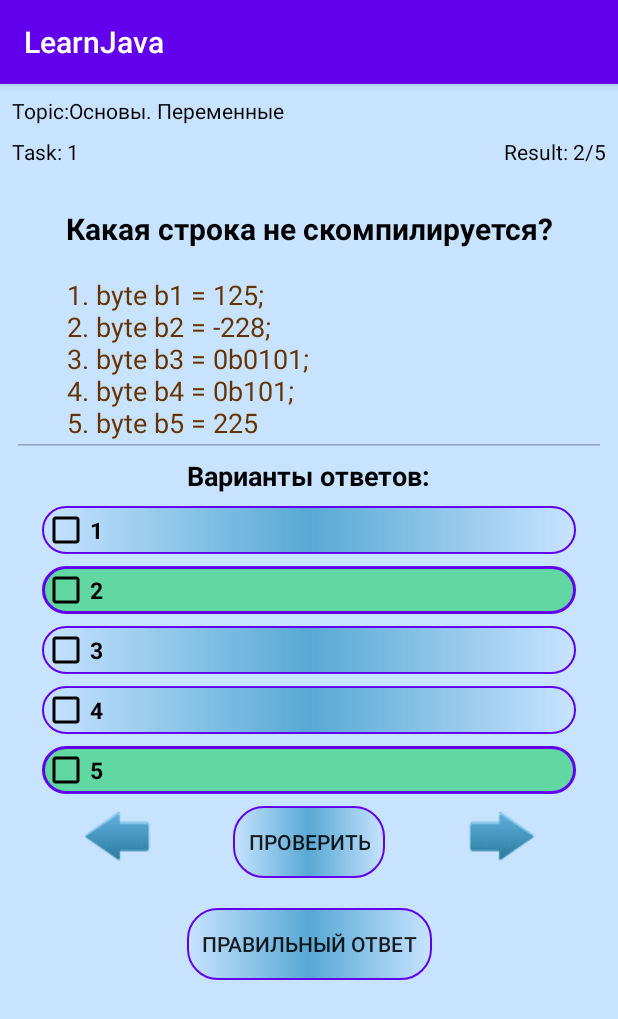
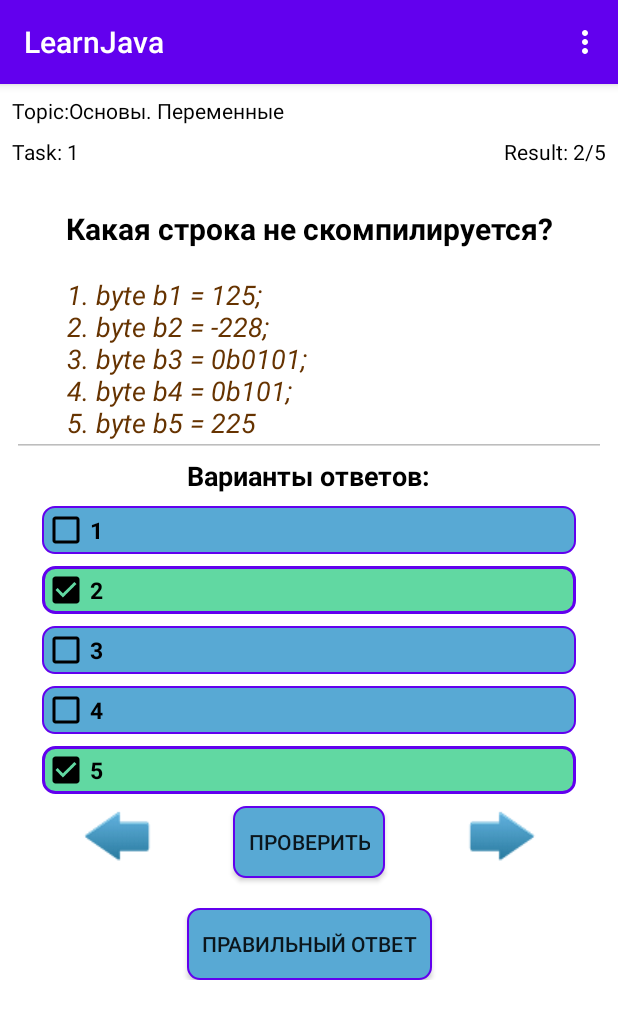
Before and after one commit to HeavyMetal77/LearnJava, an Android app: the screen it shows after launch (TaskActivity), after a tap on "ПРАВИЛЬНЫЙ ОТВЕТ", on a phone screen of 412 x 824 dp. Shown: the top 1019 px of the screen. Run offline under Robolectric (Android 15) with nearby library versions, the phone set to English and light mode, and no system bars; 1 other tap on this screen came first.

Commit message:
add OptionsMenu, invisible checkboxes, save solved task, comments

```diff
--- a/app/src/main/java/ua/tarastom/learnjava/TaskActivity.java
+++ b/app/src/main/java/ua/tarastom/learnjava/TaskActivity.java
@@ -1,12 +1,16 @@
 package ua.tarastom.learnjava;
 
 import android.os.Bundle;
+import android.view.Menu;
+import android.view.MenuInflater;
+import android.view.MenuItem;
 import android.view.View;
 import android.widget.Button;
 import android.widget.CheckBox;
 import android.widget.TextView;
 import android.widget.Toast;
 
+import androidx.annotation.NonNull;
 import androidx.appcompat.app.AppCompatActivity;
 
 import java.util.ArrayList;
@@ -28,10 +32,22 @@ public class TaskActivity extends AppCompatActivity {
     private Button buttonShowRightAnswer;
 
     @Override
+    public boolean onCreateOptionsMenu(Menu menu) {
+        MenuInflater menuInflater = getMenuInflater();
+        menuInflater.inflate(R.menu.main_menu, menu);
+        return super.onCreateOptionsMenu(menu);
+    }
+
+    @Override
+    public boolean onOptionsItemSelected(@NonNull MenuItem item) {
+
+        return super.onOptionsItemSelected(item);
+    }
+
+    @Override
     protected void onCreate(Bundle savedInstanceState) {
         super.onCreate(savedInstanceState);
         setContentView(R.layout.activity_task);
-
 
         textViewTopic = findViewById(R.id.textViewLabelTopic);
         textViewLabelTask = findViewById(R.id.textViewLabelTask);
@@ -80,21 +96,17 @@ public class TaskActivity extends AppCompatActivity {
                         "       4. byte b4 = 0b101;\n" +
                         "       5. byte b5 = 225",
                 listAllAnswer,
-                listRightAnswer);
+                listRightAnswer, false);
         taskList.add(task1);
         ArrayList<String> listAllAnswer2 = new ArrayList<>();
         listAllAnswer2.add("5");
         listAllAnswer2.add("4");
         listAllAnswer2.add("3");
-        listAllAnswer2.add("2");
-        listAllAnswer2.add("1");
 
         ArrayList<Boolean> listRightAnswer2 = new ArrayList<>();
         listRightAnswer2.add(false);
         listRightAnswer2.add(false);
         listRightAnswer2.add(true);
-        listRightAnswer2.add(true);
-        listRightAnswer2.add(false);
 
         Task task2 = new Task(2, "Какая строка не скомпилируется?",
                 "       1. int i1 = 10;\n" +
@@ -102,42 +114,62 @@ public class TaskActivity extends AppCompatActivity {
                         "       3. int i3 = _1000_000_000;\n" +
                         "       4. int i4 = 1_0_00_00_0_000;\n" +
                         "       5. int i5 = 10_000_000_000;",
-                listAllAnswer,
-                listRightAnswer2);
+                listAllAnswer2,
+                listRightAnswer2, false);
         taskList.add(task2);
     }
 
+    //генерація наступного завдання
     public void generateNextTask(int idTask) {
+        for (CheckBox checkBox : checkBoxList) {
+            checkBox.setVisibility(View.VISIBLE); //всі чекбокси роблю видимими
+        }
         textViewTopic.setText(getResources().getString(R.string.topic_label) + topic.getNameTopic() + ". " + topic.getNameSubTopic());
         textViewLabelTask.setText(getResources().getString(R.string.task_label) + " " + taskList.get(idTask).getIdTask());
         textLabelResultTask.setText(getResources().getText(R.string.result) + " 2/5");
         textViewQuestion.setText(taskList.get(idTask).getQuestion());
         editTextTextMultiLine.setText(taskList.get(idTask).getTaskStr());
-        for (int i = 0; i < checkBoxList.size(); i++) {
+        int answerListSize = taskList.get(idTask).getAllAnswersList().size();
+        for (int i = 0; i < answerListSize; i++) {
             checkBoxList.get(i).setText(taskList.get(idTask).getAllAnswersList().get(i));
             checkBoxList.get(i).setChecked(false);
             checkBoxList.get(i).setBackground(getResources().getDrawable(R.drawable.style_btn_blue, getTheme()));
         }
+        //встановлюю кількість видимих чекбоксів, в залежності від кількості відповідей
+        int unusedCheckBoxes = checkBoxList.size() - answerListSize;
+        for (int i = checkBoxList.size() - 1; i >= checkBoxList.size() - unusedCheckBoxes; i--) {
+            checkBoxList.get(i).setVisibility(View.INVISIBLE); //лишні чекбокси роблю невидимими
+        }
+        //якщо завдання вже вирішувалось - показую правильні відповіді
+        if (taskList.get(idTask).isResolved()) {
+            showRightAnswer();
+        }
     }
 
+    //метод онклік для наступного завдання
     public void goNextTask(View view) {
         if (idTask < taskList.size() - 1) {
             idTask += 1;
             generateNextTask(idTask);
+            buttonShowRightAnswer.setVisibility(View.INVISIBLE);
         }
     }
 
+    //метод онклік для попереднього завдання
     public void goPreviousTask(View view) {
         if (idTask > 0) {
             idTask -= 1;
             generateNextTask(idTask);
+            buttonShowRightAnswer.setVisibility(View.INVISIBLE);
         }
     }
 
+    //метод онклік для перевірки правильності відповіді
     public void checkRightAnswer(View view) {
         isRightAnswers(idTask);
     }
 
+    //перевірка правильності відповіді
     private void isRightAnswers(int i) {
         List<Boolean> rightAnswers = taskList.get(i).getRightAnswers();
         boolean choiceRightAnswer = true;
@@ -149,32 +181,39 @@ public class TaskActivity extends AppCompatActivity {
         if (choiceRightAnswer) {
             showRightAnswer();
             Toast.makeText(this, "Правильно!", Toast.LENGTH_SHORT).show();
+            taskList.get(idTask).setResolved(true); //встановити флаг чи вирішена задача
         } else {
             Toast.makeText(this, "Не правильно!", Toast.LENGTH_SHORT).show();
-            buttonShowRightAnswer.setVisibility(View.VISIBLE);
+            buttonShowRightAnswer.setVisibility(View.VISIBLE); //показати кнопку правильної відповіді
         }
     }
 
+    //метод для перевірки правильності відповіді
     public void showRightAnswer() {
         for (int i = 0; i < taskList.get(idTask).getAllAnswersList().size(); i++) {
             Boolean aBoolean = taskList.get(idTask).getRightAnswers().get(i);
             if (aBoolean) {
                 checkBoxList.get(i).setBackground(getResources().getDrawable(R.drawable.style_checkbox_green, getTheme())); ///
-
+                checkBoxList.get(i).setChecked(true);
             } else {
                 if (checkBoxList.get(i).isChecked()) {
                     checkBoxList.get(i).setBackground(getResources().getDrawable(R.drawable.style_checkbox_red, getTheme())); ///
+                    checkBoxList.get(i).setChecked(false);
                 } else {
                     checkBoxList.get(i).setBackground(getResources().getDrawable(R.drawable.style_btn_blue, getTheme()));
+                    checkBoxList.get(i).setChecked(false);
                 }
             }
         }
+        taskList.get(idTask).setResolved(true); //встановити флаг чи вирішена задача
     }
 
+    //метод онклік для перевірки правильності відповіді
     public void showRightAnswer(View view) {
         showRightAnswer();
     }
 
+    //метод онклік для зміни фону вибраного чекбокса
     public void onClickCheckBox(View view) {
         CheckBox checkBox = (CheckBox) view;
         if (checkBox.isChecked()) {
--- a/app/src/main/java/ua/tarastom/learnjava/data/Task.java
+++ b/app/src/main/java/ua/tarastom/learnjava/data/Task.java
@@ -8,13 +8,15 @@ public class Task {
     private String taskStr; //суть завдання
     private List<String> allAnswersList; //всі відповіді
     private List<Boolean> rightAnswers; //правильні відповіді
+    private boolean isResolved; //чи вирішена задача
 
-    public Task(int idTask, String question, String taskStr, List<String> allAnswersList, List<Boolean> rightAnswers) {
+    public Task(int idTask, String question, String taskStr, List<String> allAnswersList, List<Boolean> rightAnswers, boolean isResolved) {
         this.idTask = idTask;
         this.question = question;
         this.taskStr = taskStr;
         this.allAnswersList = allAnswersList;
         this.rightAnswers = rightAnswers;
+        this.isResolved = isResolved;
     }
 
     public String getTaskStr() {
@@ -56,4 +58,12 @@ public class Task {
     public void setIdTask(int idTask) {
         this.idTask = idTask;
     }
+
+    public boolean isResolved() {
+        return isResolved;
+    }
+
+    public void setResolved(boolean resolved) {
+        isResolved = resolved;
+    }
 }
--- a/app/src/main/res/drawable/style_btn_blue.xml
+++ b/app/src/main/res/drawable/style_btn_blue.xml
@@ -1,7 +1,8 @@
 <?xml version="1.0" encoding="utf-8"?>
 <shape xmlns:android="http://schemas.android.com/apk/res/android">
-    <corners android:radius="20dp" />
-    <gradient android:centerColor="@color/colorButton" />
+    <corners android:radius="8dp" />
+<!--    <gradient android:centerColor="@color/colorButton" />-->
+    <solid android:color="@color/colorButton" />
     <stroke android:width="1dp" />
     <stroke android:color="@color/colorPrimary"/>
 </shape>
--- a/app/src/main/res/drawable/style_btn_white.xml
+++ b/app/src/main/res/drawable/style_btn_white.xml
@@ -1,6 +1,6 @@
 <?xml version="1.0" encoding="utf-8"?>
 <shape xmlns:android="http://schemas.android.com/apk/res/android">
-    <corners android:radius="20dp" />
+    <corners android:radius="8dp" />
     <stroke android:width="2dp" />
     <solid android:color="@color/colorWhite" />
 </shape>
--- a/app/src/main/res/drawable/style_checkbox_green.xml
+++ b/app/src/main/res/drawable/style_checkbox_green.xml
@@ -1,6 +1,6 @@
 <?xml version="1.0" encoding="utf-8"?>
 <shape xmlns:android="http://schemas.android.com/apk/res/android">
-    <corners android:radius="20dp" />
+    <corners android:radius="8dp" />
     <stroke android:width="2dp" />
     <stroke android:color="@color/colorPrimary" />
 <!--    <gradient android:centerColor="@color/colorAccent" />-->
--- a/app/src/main/res/drawable/style_checkbox_red.xml
+++ b/app/src/main/res/drawable/style_checkbox_red.xml
@@ -1,6 +1,6 @@
 <?xml version="1.0" encoding="utf-8"?>
 <shape xmlns:android="http://schemas.android.com/apk/res/android">
-    <corners android:radius="20dp" />
+    <corners android:radius="8dp" />
 <!--    <gradient android:centerColor="@color/colorError" />-->
     <solid android:color="@color/colorError" />
     <stroke android:width="1dp" />
--- a/app/src/main/res/layout/activity_task.xml
+++ b/app/src/main/res/layout/activity_task.xml
@@ -4,7 +4,7 @@
     xmlns:tools="http://schemas.android.com/tools"
     android:layout_width="match_parent"
     android:layout_height="match_parent"
-    android:background="@color/colorBackground"
+    android:background="@color/colorWhite"
     tools:context=".TaskActivity">
 
     <androidx.constraintlayout.widget.ConstraintLayout
@@ -86,6 +86,7 @@
             android:gravity="start|top"
             android:inputType="textMultiLine"
             android:textColor="@color/colorTextTask"
+            android:textStyle="italic"
             app:layout_constraintEnd_toEndOf="parent"
             app:layout_constraintStart_toStartOf="parent"
             app:layout_constraintTop_toBottomOf="@id/textViewLabelQuestion" />
@@ -184,8 +185,9 @@
             android:textSize="15sp"
             android:textStyle="bold"
             app:buttonTint="@color/colorLabelText"
+            app:layout_constraintTop_toBottomOf="@id/checkBox4"
             app:layout_constraintStart_toStartOf="parent"
-            app:layout_constraintTop_toBottomOf="@id/checkBox4" />
+            />
 
         <Button
             android:id="@+id/button_check_answer"
@@ -197,9 +199,10 @@
             android:paddingStart="10dp"
             android:paddingEnd="10dp"
             android:text="@string/submit"
+            app:layout_constraintTop_toBottomOf="@id/checkBox5"
+            app:layout_constraintStart_toStartOf="@id/imageViewArrowBack"
             app:layout_constraintEnd_toEndOf="@id/imageViewArrowForward"
-            app:layout_constraintStart_toStartOf="@id/imageViewArrowBack"
-            app:layout_constraintTop_toBottomOf="@id/checkBox5" />
+            />
 
         <ImageView
             android:id="@+id/imageViewArrowBack"
@@ -209,9 +212,9 @@
             android:adjustViewBounds="true"
             android:contentDescription="@string/arrow_back"
             android:onClick="goPreviousTask"
+            app:layout_constraintTop_toBottomOf="@id/checkBox5"
+            app:layout_constraintStart_toStartOf="parent"
             app:layout_constraintEnd_toStartOf="@id/button_check_answer"
-            app:layout_constraintStart_toStartOf="parent"
-            app:layout_constraintTop_toBottomOf="@id/checkBox5"
             app:srcCompat="@drawable/back48" />
 
         <ImageView
@@ -222,9 +225,9 @@
             android:adjustViewBounds="true"
             android:contentDescription="@string/arrow_back"
             android:onClick="goNextTask"
+            app:layout_constraintTop_toBottomOf="@id/checkBox5"
+            app:layout_constraintStart_toEndOf="@id/button_check_answer"
             app:layout_constraintEnd_toEndOf="parent"
-            app:layout_constraintStart_toEndOf="@id/button_check_answer"
-            app:layout_constraintTop_toBottomOf="@id/checkBox5"
             app:srcCompat="@drawable/arrow48" />
 
         <Button
@@ -238,9 +241,10 @@
             android:paddingEnd="10dp"
             android:text="@string/right_answer"
             android:visibility="invisible"
+            app:layout_constraintTop_toBottomOf="@id/button_check_answer"
+            app:layout_constraintStart_toStartOf="parent"
             app:layout_constraintEnd_toEndOf="parent"
-            app:layout_constraintStart_toStartOf="parent"
-            app:layout_constraintTop_toBottomOf="@id/button_check_answer" />
+            />
 
     </androidx.constraintlayout.widget.ConstraintLayout>
 </ScrollView>
--- /dev/null
+++ b/app/src/main/res/menu/main_menu.xml
@@ -0,0 +1,6 @@
+<?xml version="1.0" encoding="utf-8"?>
+<menu xmlns:android="http://schemas.android.com/apk/res/android">
+    <item android:title="@string/item_main" android:id="@+id/itemMain" />
+    <item android:title="@string/item_topics" android:id="@+id/itemTopics" />
+    <item android:title="@string/item_statistics" android:id="@+id/itemStatistics" />
+</menu>
--- a/app/src/main/res/values/strings.xml
+++ b/app/src/main/res/values/strings.xml
@@ -13,4 +13,7 @@
     <string name="task_label">\Task: </string>
     <string name="checkbox5">CheckBox5</string>
     <string name="right_answer">Правильный ответ</string>
+    <string name="item_main">Главная</string>
+    <string name="item_topics">Темы</string>
+    <string name="item_statistics">Статистика</string>
 </resources>
```
